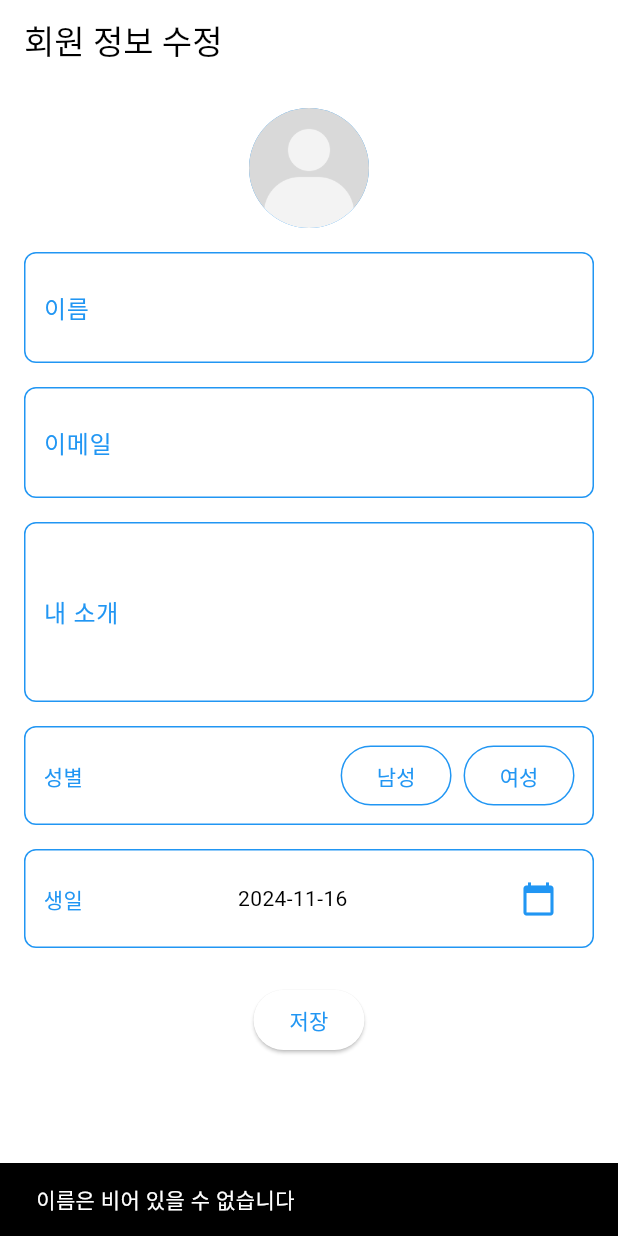
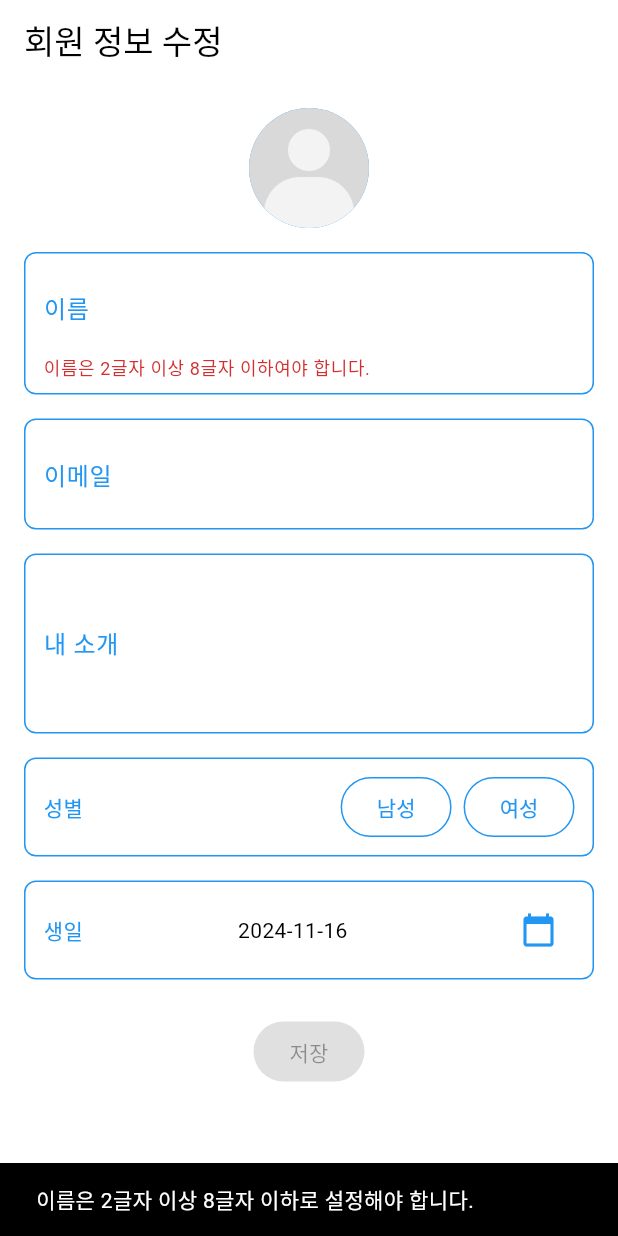
Before and after one commit to peteryu24/TravelOn, a Flutter app: the ProfileEditScreen screen opened by its route, after a tap on "저장", on a phone screen of 412 x 824 dp. Run offline on Flutter 3.47's test engine with Material 3 defaults, Android fonts, the phone set to English and light mode, and no system bars; our stand-ins replace cached_network_image, cloud_firestore, easy_localization, firebase_auth, firebase_core, firebase_messaging and 11 more; missing offline and left inert: firebase_app_check, flutter_naver_map, kakao_flutter_sdk_common, kakao_flutter_sdk_user; accounts and stored records are empty.

Commit message:
feat: 닉네임 길이 제한 추가

```diff
--- a/lib/features/profile/presentation/screens/profile_edit_screen.dart
+++ b/lib/features/profile/presentation/screens/profile_edit_screen.dart
@@ -17,6 +17,7 @@ class _ProfileEditScreenState extends State<ProfileEditScreen> {
   DateTime? _birthDate;
   String? _profileImageUrl;
   File? _selectedImageFile;
+  bool _isNameValid = true;
 
   @override
   void initState() {
@@ -61,10 +62,25 @@ class _ProfileEditScreenState extends State<ProfileEditScreen> {
     }
   }
 
+  void _validateName() {
+    setState(() {
+      _isNameValid = _nameController.text.length >= 2 && _nameController.text.length <= 8;
+    });
+  }
+
   void _saveProfile() async {
+    _validateName();
+
+    if (!_isNameValid) {
+      ScaffoldMessenger.of(context).showSnackBar(
+        SnackBar(content: Text('이름은 2글자 이상 8글자 이하로 설정해야 합니다.')),
+      );
+      return;
+    }
+
     if (_nameController.text.isEmpty) {
       ScaffoldMessenger.of(context).showSnackBar(
-        SnackBar(content: Text('이름은 비어 있을 수 없습니다')),
+        SnackBar(content: Text('이름은 비어 있을 수 없습니다.')),
       );
       return;
     }
@@ -80,7 +96,7 @@ class _ProfileEditScreenState extends State<ProfileEditScreen> {
       Navigator.pop(context);
     } catch (e) {
       ScaffoldMessenger.of(context).showSnackBar(
-        SnackBar(content: Text('프로필 업데이트에 실패했습니다')),
+        SnackBar(content: Text('프로필 업데이트에 실패했습니다.')),
       );
     }
   }
@@ -116,10 +132,12 @@ class _ProfileEditScreenState extends State<ProfileEditScreen> {
               ),
               child: TextField(
                 controller: _nameController,
+                onChanged: (_) => _validateName(),
                 decoration: InputDecoration(
                   labelText: '이름',
                   labelStyle: TextStyle(color: Colors.blue),
                   border: InputBorder.none,
+                  errorText: !_isNameValid ? '이름은 2글자 이상 8글자 이하여야 합니다.' : null,
                 ),
               ),
             ),
@@ -232,7 +250,7 @@ class _ProfileEditScreenState extends State<ProfileEditScreen> {
             ),
             SizedBox(height: 24),
             ElevatedButton(
-              onPressed: _saveProfile,
+              onPressed: _isNameValid ? _saveProfile : null,
               child: Text('저장'),
             ),
           ],
```
Also changed, not shown: lib/features/auth/presentation/screens/signup_screen.dart (+36 -8 lines).
